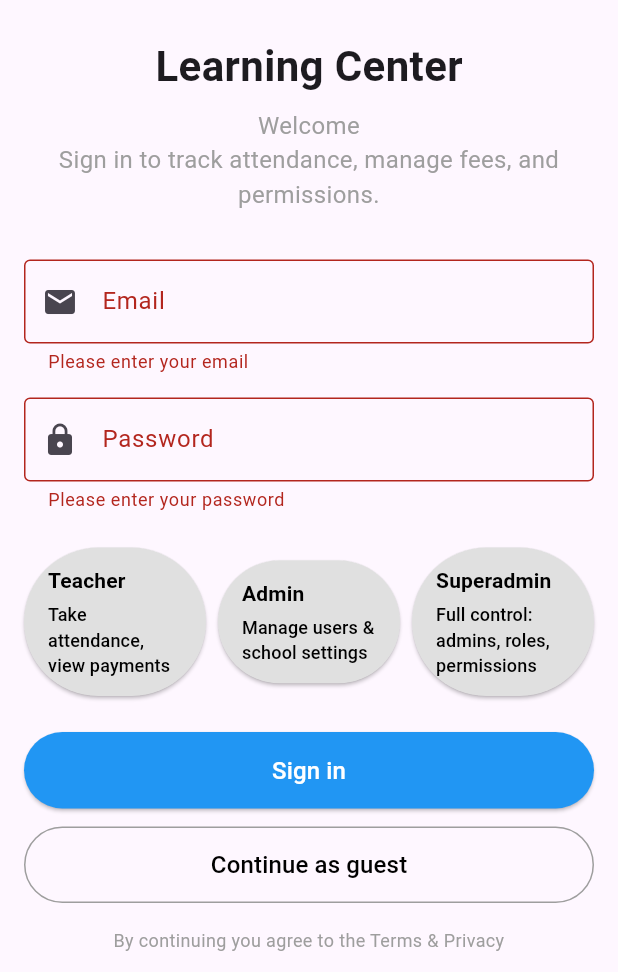
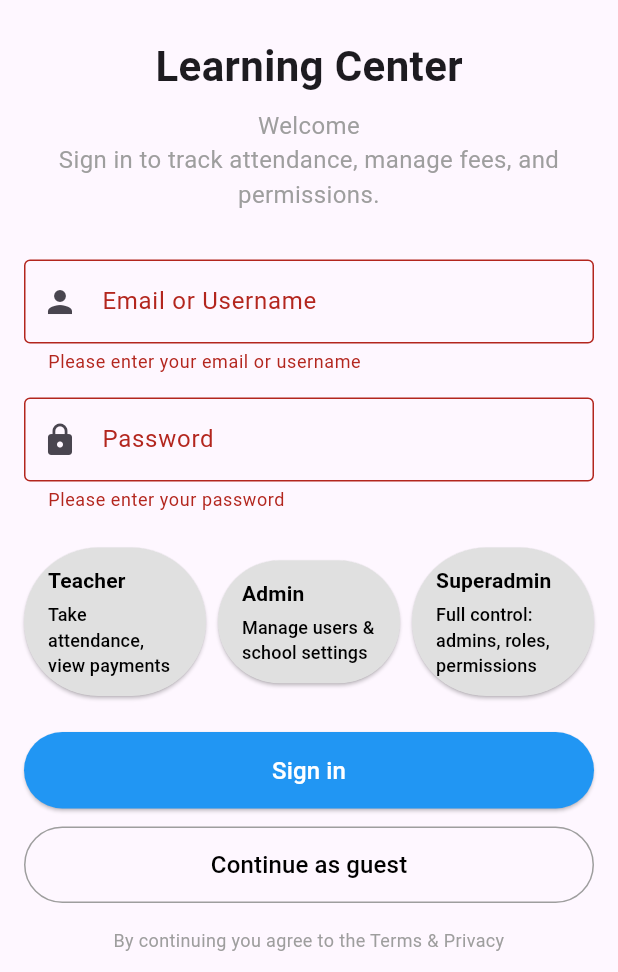
Before and after one commit to abdulhafiz0-0/averna_apk, a Flutter app: the screen it shows after launch, after a tap on "Sign in", on a phone screen of 412 x 824 dp, the part 264-1236 px from its top. Run offline on Flutter 3.47's test engine with Material 3 defaults, Android fonts, the light colour scheme and no system bars.

Commit message:
login finished, added navigation to dashboard

```diff
--- a/lib/pages/login.dart
+++ b/lib/pages/login.dart
@@ -1,5 +1,5 @@
 import 'package:flutter/material.dart';
-import 'dashboard.dart';
+import 'dashboard.dart'; // Make sure the path is correct
 
 class LoginPage extends StatefulWidget {
   const LoginPage({Key? key}) : super(key: key);
@@ -10,7 +10,7 @@ class LoginPage extends StatefulWidget {
 
 class _LoginPageState extends State<LoginPage> {
   final _formKey = GlobalKey<FormState>();
-  final TextEditingController _emailController = TextEditingController();
+  final TextEditingController _userController = TextEditingController();
   final TextEditingController _passwordController = TextEditingController();
 
   bool _isLoading = false;
@@ -34,9 +34,9 @@ class _LoginPageState extends State<LoginPage> {
           _isLoading = false;
         });
 
-      // Accept test credentials
-      if ((_emailController.text == 'superadmin' && _passwordController.text == 'admin') ||
-          (_emailController.text.contains('@'))) {
+        // Accept test credentials or any email
+        if ((_userController.text == 'superadmin' && _passwordController.text == 'admin') ||
+            (_userController.text.contains('@'))) {
           // Navigate to dashboard
           Navigator.pushReplacement(
             context,
@@ -44,7 +44,7 @@ class _LoginPageState extends State<LoginPage> {
           );
         } else {
           ScaffoldMessenger.of(context).showSnackBar(
-          const SnackBar(content: Text('Invalid username or password')),
+            const SnackBar(content: Text('Invalid username/email or password')),
           );
         }
       });
@@ -53,7 +53,7 @@ class _LoginPageState extends State<LoginPage> {
 
   @override
   void dispose() {
-    _emailController.dispose();
+    _userController.dispose();
     _passwordController.dispose();
     super.dispose();
   }
@@ -91,15 +91,15 @@ class _LoginPageState extends State<LoginPage> {
           children: [
             const SizedBox(height: 40),
 
-            // Logo at the top
+            // Circular Logo
             CircleAvatar(
-              radius: 60, // Half of the height/width you want
+              radius: 60,
               backgroundImage: AssetImage('assets/logo.png'),
               backgroundColor: Colors.transparent,
             ),
             const SizedBox(height: 24),
 
-            // Title
+            // Title & Subtitle
             const Text(
               'Learning Center',
               style: TextStyle(fontSize: 28, fontWeight: FontWeight.bold),
@@ -118,20 +118,15 @@ class _LoginPageState extends State<LoginPage> {
               child: Column(
                 children: [
                   TextFormField(
-                    controller: _emailController,
+                    controller: _userController,
                     decoration: const InputDecoration(
-                      labelText: 'Email',
+                      labelText: 'Email or Username',
                       border: OutlineInputBorder(),
-                      prefixIcon: Icon(Icons.email),
+                      prefixIcon: Icon(Icons.person),
                     ),
-                    keyboardType: TextInputType.emailAddress,
                     validator: (value) {
                       if (value == null || value.isEmpty) {
-                        return 'Please enter your email';
-                      }
-                      if (!RegExp(r'^[\w-\.]+@([\w-]+\.)+[\w]{2,4}$')
-                          .hasMatch(value)) {
-                        return 'Enter a valid email';
+                        return 'Please enter your email or username';
                       }
                       return null;
                     },
@@ -150,13 +145,12 @@ class _LoginPageState extends State<LoginPage> {
                       if (value == null || value.isEmpty) {
                         return 'Please enter your password';
                       }
-                      if (value.length < 6) {
-                        return 'Password must be at least 6 characters';
-                      }
-                      return null;
+                      return null; // No minimum length restriction
                     },
                   ),
                   const SizedBox(height: 24),
+
+                  // Role buttons
                   Row(
                     mainAxisAlignment: MainAxisAlignment.spaceBetween,
                     children: [
@@ -174,6 +168,8 @@ class _LoginPageState extends State<LoginPage> {
                     ],
                   ),
                   const SizedBox(height: 24),
+
+                  // Sign in button
                   SizedBox(
                     width: double.infinity,
                     child: ElevatedButton(
@@ -189,6 +185,8 @@ class _LoginPageState extends State<LoginPage> {
                     ),
                   ),
                   const SizedBox(height: 12),
+
+                  // Guest login button
                   SizedBox(
                     width: double.infinity,
                     child: OutlinedButton(
@@ -206,6 +204,8 @@ class _LoginPageState extends State<LoginPage> {
                     ),
                   ),
                   const SizedBox(height: 16),
+
+                  // Terms & privacy
                   const Text(
                     'By continuing you agree to the Terms & Privacy',
                     textAlign: TextAlign.center,
```
Lines whose indentation alone changed are shown as unchanged.
